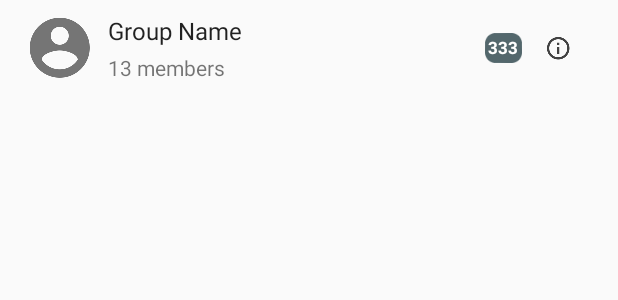
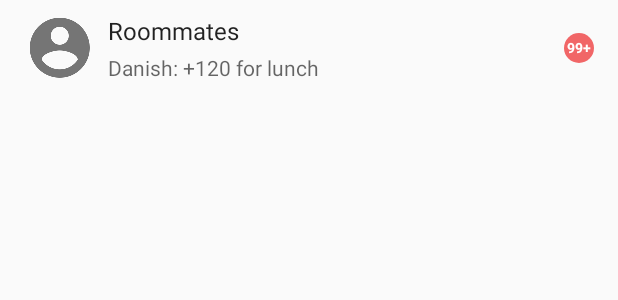
Before and after one commit to hisab-app/hisab-android, an Android app: the layout group_item.xml on its own in the app's theme, with its tools: preview values and no code run, on a phone screen of 412 x 824 dp. Shown: the top 300 px of the screen. Run offline under Robolectric (Android 15) with nearby library versions, the phone set to English and light mode, and no system bars.

Commit message:
refacto: new circle drawable resource for notification counts re-designing group items to show latest item just like messaging apps

```diff
--- a/app/build.gradle
+++ b/app/build.gradle
@@ -2,6 +2,10 @@ apply plugin: 'com.android.application'
 apply plugin: 'android-apt'
 apply plugin: 'org.greenrobot.greendao'
 android {
+    dexOptions{
+        maxProcessCount 2
+        javaMaxHeapSize "2g"
+    }
     signingConfigs {
         config {
             keyAlias 'hisab'
--- a/app/src/main/java/io/github/zkhan93/hisab/ui/GroupsFragment.java
+++ b/app/src/main/java/io/github/zkhan93/hisab/ui/GroupsFragment.java
@@ -182,6 +182,7 @@ public class GroupsFragment extends Fragment implements
     @Override
     public void setCount(int count) {
         actionMode.setTitle(getString(R.string.title_cab,count));
+//        actionMode.getMenu().getItem(R.id.action_info).setVisible(count==1);
     }
 
     @Override
--- /dev/null
+++ b/app/src/main/res/drawable/circle.xml
@@ -0,0 +1,5 @@
+<?xml version="1.0" encoding="utf-8"?>
+<shape xmlns:android="http://schemas.android.com/apk/res/android" android:shape="oval">
+    <size android:height="10dp" android:width="10dp"/>
+    <solid android:color="@color/colorPrimary"/>
+</shape>
--- a/app/src/main/res/layout/group_item.xml
+++ b/app/src/main/res/layout/group_item.xml
@@ -41,42 +41,45 @@
 
             <TextView
                 android:id="@+id/name"
-                style="@style/Txt.LARGE"
+                style="@style/Subheading"
                 android:layout_width="match_parent"
                 android:layout_height="wrap_content"
-                android:textSize="16sp"
-                tools:text="Group Name"/>
+                tools:text="Roommates"/>
 
+            <LinearLayout
+                android:layout_width="match_parent"
+                android:layout_height="wrap_content">
 
-            <TextView
-                android:id="@+id/moderator"
-                style="@style/Txt.SMALL"
-                android:layout_width="match_parent"
-                android:layout_height="wrap_content"
-                android:layout_marginTop="4dp"
-                android:textSize="14sp"
-                tools:text="13 members"/>
+                <TextView
+                    android:id="@+id/latest_name"
+                    style="@style/Caption"
+                    android:layout_width="wrap_content"
+                    android:layout_height="wrap_content"
+                    android:layout_marginTop="4dp"
+                    android:textSize="14sp"
+                    tools:text="Danish: "/>
+
+                <TextView
+                    android:id="@+id/latest_content"
+                    style="@style/Caption"
+                    android:layout_width="wrap_content"
+                    android:layout_height="wrap_content"
+                    android:layout_marginTop="4dp"
+                    android:textSize="14sp"
+                    tools:text="+120 for lunch"/>
+            </LinearLayout>
         </LinearLayout>
 
 
         <TextView
             android:id="@+id/counter"
-            android:layout_width="wrap_content"
-            android:layout_height="wrap_content"
-            android:textStyle="bold"
+            android:layout_width="20dp"
+            android:layout_height="20dp"
             android:background="@drawable/circle"
             android:gravity="center"
             android:textColor="@color/md_white_1000"
-            android:textSize="11sp"
-            tools:text="333"/>
-
-        <ImageButton
-            android:id="@+id/info"
-            android:contentDescription="@string/action_info"
-            style="@style/Base.Widget.AppCompat.Button.Small"
-            android:layout_width="wrap_content"
-            android:layout_height="wrap_content"
-            android:background="?selectableItemBackgroundBorderless"
-            android:src="@drawable/ic_info_outline_grey_800_18dp"/>
+            android:textSize="9sp"
+            android:textStyle="bold"
+            tools:text="99+"/>
     </LinearLayout>
 </LinearLayout>
--- a/app/src/main/res/menu/menu_groups_context.xml
+++ b/app/src/main/res/menu/menu_groups_context.xml
@@ -13,4 +13,10 @@
         android:orderInCategory="100"
         android:title="@string/action_delete"
         app:showAsAction="ifRoom"/>
+    <item
+        android:id="@+id/action_info"
+        android:icon="@drawable/ic_info_grey_50_24dp"
+        android:orderInCategory="100"
+        android:title="@string/action_info"
+        app:showAsAction="ifRoom"/>
 </menu>
--- a/app/src/main/res/values-v21/styles.xml
+++ b/app/src/main/res/values-v21/styles.xml
@@ -27,4 +27,18 @@
         <item name="android:colorButtonNormal">@color/colorDanger</item>
         <item name="android:textColor">@color/md_white_1000</item>
     </style>
+
+    <style name="Subheading">
+        <item name="android:textAppearance">@android:style/TextAppearance.Material.Subhead</item>
+    </style>
+
+    <style name="Body1">
+        <item name="android:textAppearance">@android:style/TextAppearance.Material.Body1</item>
+    </style>
+    <style name="Body2">
+        <item name="android:textAppearance">@android:style/TextAppearance.Material.Body2</item>
+    </style>
+    <style name="Caption">
+        <item name="android:textAppearance">@android:style/TextAppearance.Material.Caption</item>
+    </style>
 </resources>
--- a/app/src/main/res/values/styles.xml
+++ b/app/src/main/res/values/styles.xml
@@ -65,15 +65,32 @@
         <item name="android:textColor">@color/md_white_1000</item>
     </style>
 
+
+    <style name="Subheading">
+        <item name="android:textAppearance">@android:style/TextAppearance.Medium</item>
+
+    </style>
+
+    <style name="Body1">
+        <item name="android:textAppearance">@android:style/TextAppearance.Small</item>
+    </style>
+    <style name="Body2">
+        <item name="android:textAppearance">@android:style/TextAppearance.Small</item>
+    </style>
+    <style name="Caption">
+        <item name="android:textSize">12sp</item>
+    </style>
+
     <style name="Txt">
+
     </style>
 
     <style name="Txt.LARGE" parent="Txt">
-        <item name="android:textAppearance">@android:style/TextAppearance.DeviceDefault.Large</item>
+        <item name="android:textAppearance">@android:style/TextAppearance.Large</item>
     </style>
 
     <style name="Txt.SMALL" parent="Txt">
-        <item name="android:textAppearance">@android:style/TextAppearance.DeviceDefault.Small</item>
+        <item name="android:textAppearance">@android:style/TextAppearance.Small</item>
     </style>
 
     <style name="ItemActionPopup" parent="@style/Widget.AppCompat.Light.PopupMenu">
```
Also changed, not shown: app/src/main/java/io/github/zkhan93/hisab/model/viewholder/GroupItemVH.java (+7 -13 lines), app/src/main/res/drawable-hdpi/circle.9.png (deleted), app/src/main/res/drawable-mdpi/circle.9.png (deleted), app/src/main/res/drawable-xxhdpi/circle.9.png (deleted), app/src/main/res/drawable-xxxhdpi/circle.9.png (deleted).
